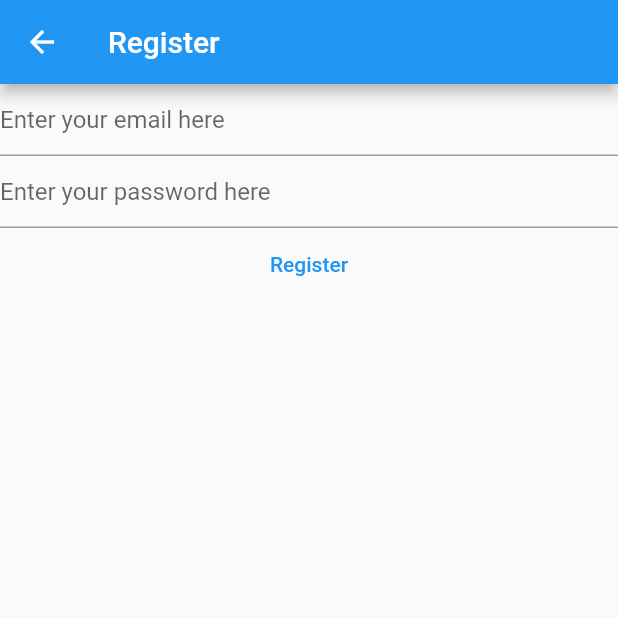
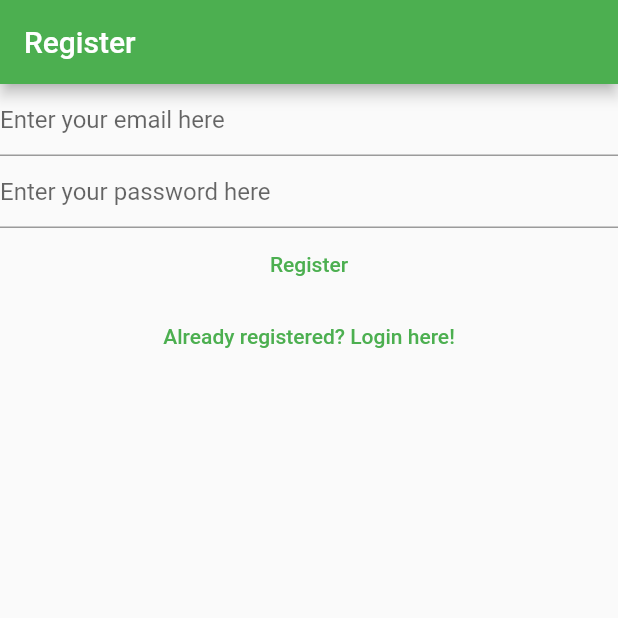
Before and after one commit to owhiteman/my-notes, a Flutter app: the RegisterView screen opened directly, on a phone screen of 412 x 824 dp, the top half of it. Run offline on Flutter 3.47's test engine with Material 2 defaults, Android fonts, the phone set to English and light mode, and no system bars; our stand-ins replace firebase_auth, firebase_core; accounts and stored records are empty.

Commit message:
Page routes between login and register

```diff
--- a/lib/views/register_view.dart
+++ b/lib/views/register_view.dart
@@ -1,7 +1,5 @@
 import 'package:firebase_auth/firebase_auth.dart';
-import 'package:firebase_core/firebase_core.dart';
 import 'package:flutter/material.dart';
-import 'package:mynotes/firebase_options.dart';
 
 class RegisterView extends StatefulWidget {
   const RegisterView({Key? key}) : super(key: key);
@@ -31,15 +29,10 @@ class _RegisterViewState extends State<RegisterView> {
   @override
   Widget build(BuildContext context) {
     return Scaffold(
-      appBar: AppBar(title: const Text("Register")),
-      body: FutureBuilder(
-        future: Firebase.initializeApp(
-          options: DefaultFirebaseOptions.currentPlatform,
+      appBar: AppBar(
+        title: const Text('Register'),
       ),
-        builder: (context, snapshot) {
-          switch (snapshot.connectionState) {
-            case ConnectionState.done:
-              return Column(
+      body: Column(
         children: [
           TextField(
             controller: _email,
@@ -81,12 +74,16 @@ class _RegisterViewState extends State<RegisterView> {
             },
             child: const Text("Register"),
           ),
+          TextButton(
+            onPressed: () {
+              Navigator.of(context).pushNamedAndRemoveUntil(
+                '/login/',
+                (route) => false,
+              );
+            },
+            child: const Text('Already registered? Login here!'),
+          )
         ],
-              );
-            default:
-              return const Text("Loading...");
-          }
-        },
       ),
     );
   }
```
Also changed, not shown: lib/main.dart (+17 -9 lines), lib/views/login_view.dart (+12 -16 lines), lib/views/verify_email_view.dart (added, +32 -0 lines). Lines whose indentation alone changed are shown as unchanged.
